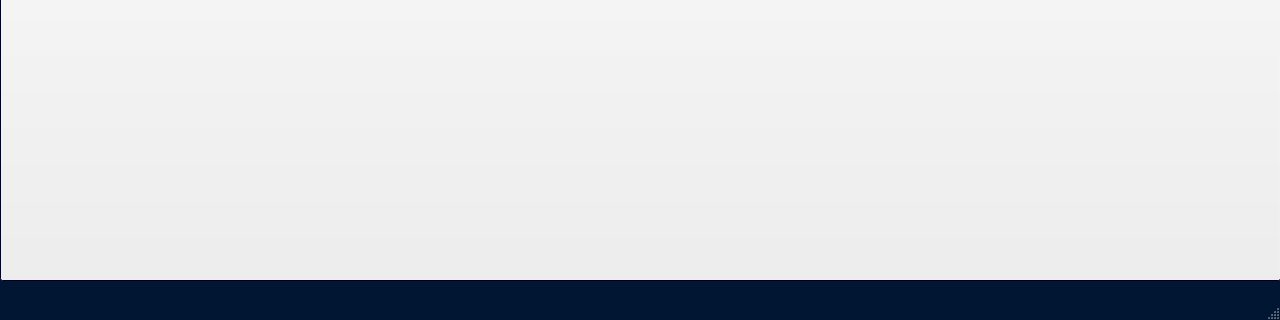
University-of-Utah-CS3505/a9-edu-app-ahuo2003, file MainWindow.ui: the form before one commit; both pictures show x 0 to 1280 and y 400 to 720 of the 1280 by 720 pixel window.
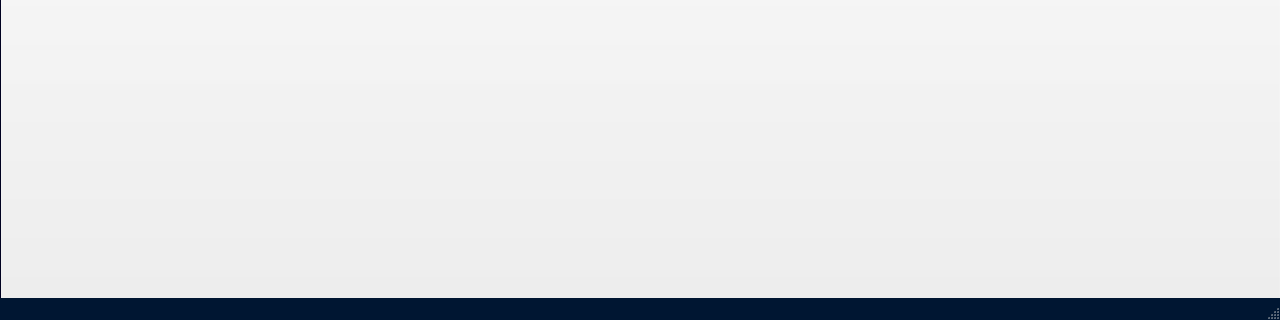
The form after the commit. Icons and pictures are not drawn. Custom widgets are drawn as their Qt base class.

```diff
--- a/MainWindow.ui
+++ b/MainWindow.ui
@@ -466,7 +466,7 @@
       <x>0</x>
       <y>0</y>
       <width>1281</width>
-      <height>681</height>
+      <height>721</height>
      </rect>
     </property>
     <property name="font">
```
